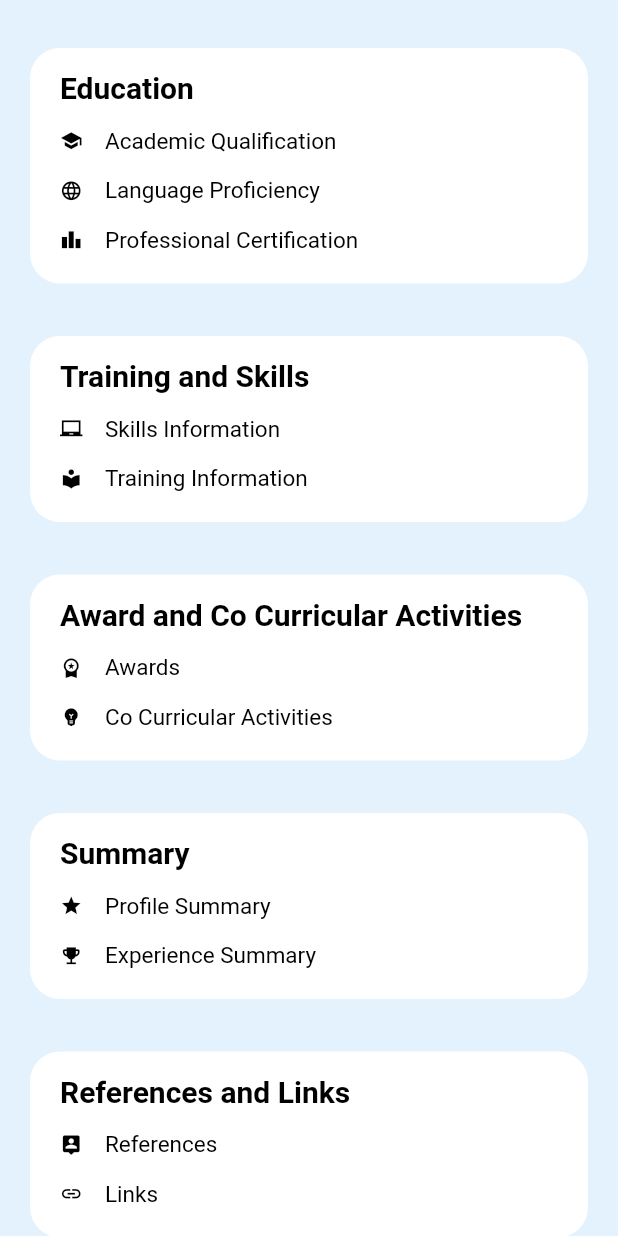
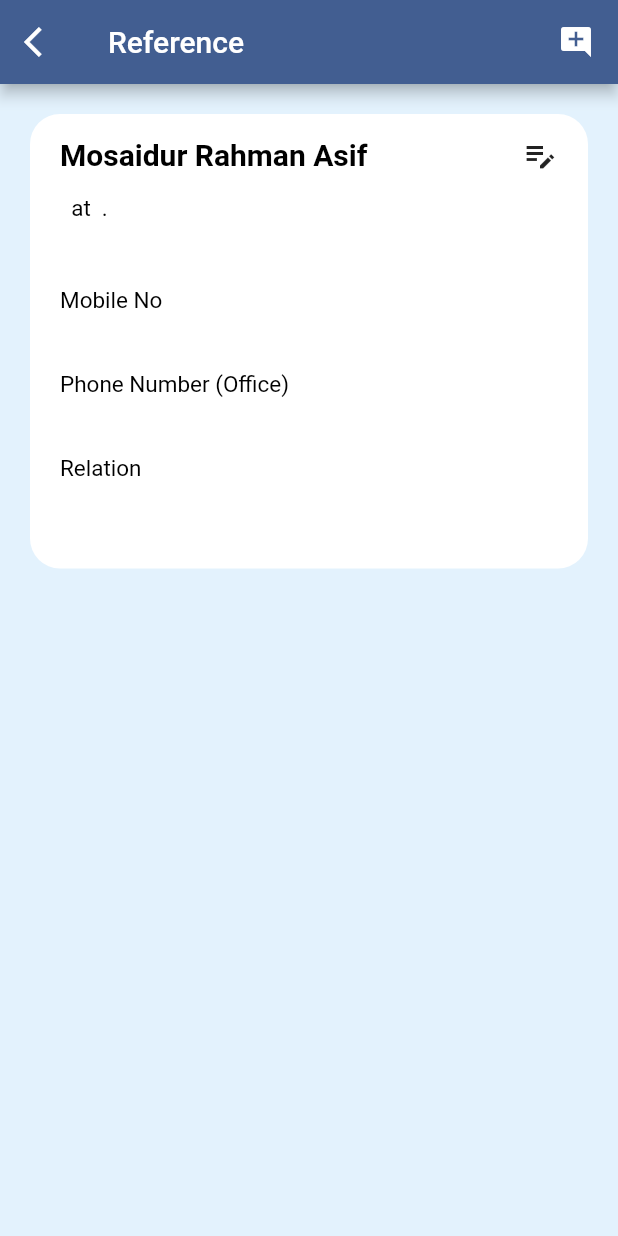
Before and after one commit to Mosaidur/Job-Skeers, a Flutter app: the JobSeekerProfilePage screen opened directly, scrolled down 576 dp, after a tap on "References", on a phone screen of 412 x 824 dp. Run offline on Flutter 3.47's test engine with Material 3 defaults, Android fonts, the phone set to English and light mode, and no system bars; our stand-ins replace email_validator, intl_phone_field.

Commit message:
13th commite

```diff
--- a/jobskeers/lib/Job_Seeker/Pages/Profile/References and Links/references.dart
+++ b/jobskeers/lib/Job_Seeker/Pages/Profile/References and Links/references.dart
@@ -0,0 +1,202 @@
+import 'package:flutter/material.dart';
+
+class ReferenceDetails extends StatefulWidget {
+  const ReferenceDetails({super.key});
+
+  @override
+  State<ReferenceDetails> createState() => _ReferenceDetailsState();
+}
+
+class _ReferenceDetailsState extends State<ReferenceDetails> {
+  @override
+  Widget build(BuildContext context) {
+
+    final String name = "Mosaidur Rahman Asif";
+    final String organization = " ";
+    final String designation = " ";
+    final String address = " ";
+    final String phone_no_office = " ";
+    final String mobile_no = " ";
+    final String email = " ";
+    final String relation = " ";
+
+    return Scaffold(
+      backgroundColor: Colors.blue.shade50,
+      appBar: AppBar(
+        title: Row(
+          mainAxisAlignment: MainAxisAlignment.spaceBetween,
+          children: [
+
+            Text("Reference"),
+
+            InkWell(
+              onTap: (){},
+              child: Icon(Icons.add_comment),
+            )
+          ],
+        ),
+        leading: IconButton(
+          icon: Icon(Icons.arrow_back_ios),
+          onPressed: () {
+            Navigator.of(context).pop();
+          },
+        ),
+      ),
+
+      body: SingleChildScrollView(
+        child: Column(
+          children: [
+
+            // ReferenceDetails
+            Padding(
+              padding: const EdgeInsets.only(top: 20.0, left: 20,right: 20,bottom: 20),
+              child: Container(
+                width: double.maxFinite,
+                // height: 700,
+                decoration: BoxDecoration(
+                  borderRadius: BorderRadius.circular(20),
+                  color: Colors.white,
+                ),
+                child: Padding(
+                  padding: const EdgeInsets.only(top: 15.0, left: 20,right: 20,bottom: 20),
+                  child: Column(
+                    crossAxisAlignment: CrossAxisAlignment.start,
+                    children: [
+
+                      // Name
+                      Row(
+                        mainAxisAlignment: MainAxisAlignment.spaceBetween,
+                        children: [
+
+                          Expanded(
+                            child: Text(
+                              name,
+                              softWrap: true,
+                              maxLines: 1,
+                              overflow: TextOverflow.ellipsis,
+                              style: TextStyle(
+                                color: Colors.black,
+                                fontWeight: FontWeight.bold,
+                                fontSize: 20,
+                              ),
+                            ),
+                          ),
+
+                          InkWell(
+                            onTap: (){},
+                            child: Icon(Icons.edit_note_sharp),
+                          )
+
+                        ],
+                      ),
+                      SizedBox(height: 15,),
+
+                      // reference person details
+                      Text(
+                        "$designation at $organization. ",
+                        style: TextStyle(
+                          color: Colors.black,
+                          fontSize: 15,
+                          fontWeight: FontWeight.w400,
+                        ),
+                      ),
+                      SizedBox(height: 5,),
+                      Text(
+                        address,
+                        softWrap: true,
+                        maxLines: 15,
+                        overflow: TextOverflow.ellipsis,
+                        style: TextStyle(
+                          color: Colors.black,
+                          fontSize: 20,
+                          fontWeight: FontWeight.w400,
+                        ),
+                      ),
+
+                      SizedBox(height: 15,),
+
+                      //  Mobile No
+                      Text(
+                        "Mobile No",
+                        style: TextStyle(
+                          color: Colors.black,
+                          fontSize: 15,
+                          fontWeight: FontWeight.w400,
+                        ),
+                      ),
+                      SizedBox(height: 5,),
+                      Text(
+                        mobile_no,
+                        softWrap: true,
+                        maxLines: 15,
+                        overflow: TextOverflow.ellipsis,
+                        style: TextStyle(
+                          color: Colors.black,
+                          fontSize: 15,
+                          fontWeight: FontWeight.w800,
+                        ),
+                      ),
+
+                      SizedBox(height: 15,),
+
+                      //  Phone Number (Office)
+                      Text(
+                        "Phone Number (Office)",
+                        style: TextStyle(
+                          color: Colors.black,
+                          fontSize: 15,
+                          fontWeight: FontWeight.w400,
+                        ),
+                      ),
+                      SizedBox(height: 5,),
+                      Text(
+                        phone_no_office,
+                        softWrap: true,
+                        maxLines: 15,
+                        overflow: TextOverflow.ellipsis,
+                        style: TextStyle(
+                          color: Colors.black,
+                          fontSize: 15,
+                          fontWeight: FontWeight.w800,
+                        ),
+                      ),
+
+
+                      SizedBox(height: 15,),
+
+                      //  Relation
+                      Text(
+                        "Relation",
+                        style: TextStyle(
+                          color: Colors.black,
+                          fontSize: 15,
+                          fontWeight: FontWeight.w400,
+                        ),
+                      ),
+                      SizedBox(height: 5,),
+                      Text(
+                        relation,
+                        style: TextStyle(
+                          color: Colors.black,
+                          fontSize: 15,
+                          fontWeight: FontWeight.w800,
+                        ),
+                      ),
+
+
+                      SizedBox(height: 15,),
+
+
+                    ],
+
+                  ),
+                ),
+              ),
+            ),
+
+          ],
+        ),
+      ),
+    );
+  }
+}
--- a/jobskeers/lib/SplashScreen.dart
+++ b/jobskeers/lib/SplashScreen.dart
@@ -16,7 +16,7 @@ class _SplashScreenState extends State<SplashScreen> {
 
   startTimer (){
     Timer (Duration(seconds: 3),
-            () => Navigator.push(context,
+            () => Navigator.pushReplacement(context,
             MaterialPageRoute(builder: (context) => SelectJobSekkerAndEmplpoyer () ),
             )
     );
```
Also changed, not shown: jobskeers/lib/Job_Seeker/Pages/Home Page/Widgets/Main_feature.dart (+15 -15 lines), jobskeers/lib/Job_Seeker/Pages/Profile/References and Links/links.dart (+298 -0 lines), jobskeers/lib/Job_Seeker/Pages/Profile/widgets/InformationPart.dart (+8 -2 lines).
